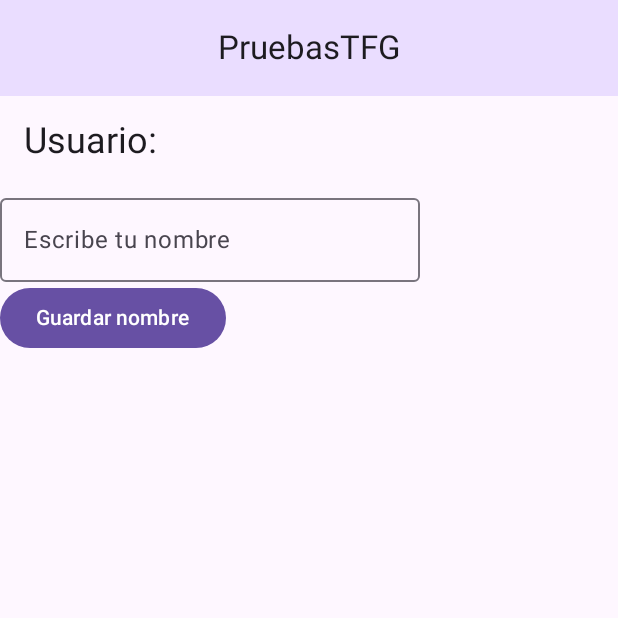
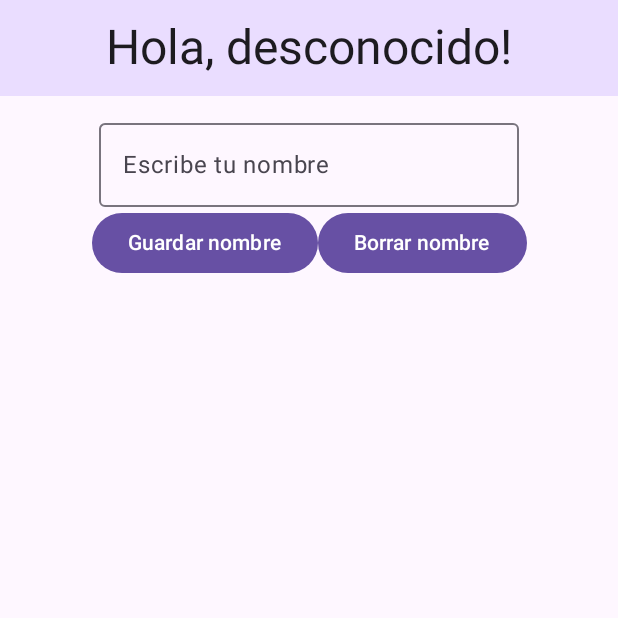
Before and after one commit to tomasincafeina/PruebasTFG, an Android app built with Jetpack Compose: the screen it shows after launch (MainActivity), after a tap on "Guardar nombre", on a phone screen of 412 x 824 dp, the top half of it. Run offline under Robolectric (Android 15) with nearby library versions, the phone set to English and light mode, and no system bars.

Commit message:
Validacion de datos en el userName

```diff
--- a/app/src/main/java/com/example/pruebastfg/ui/AppMainScreen.kt
+++ b/app/src/main/java/com/example/pruebastfg/ui/AppMainScreen.kt
@@ -1,10 +1,12 @@
 package com.example.pruebastfg.ui
 
+import android.view.View
 import androidx.compose.foundation.Image
 import androidx.compose.foundation.clickable
 import androidx.compose.foundation.layout.Arrangement
 import androidx.compose.foundation.layout.Column
 import androidx.compose.foundation.layout.PaddingValues
+import androidx.compose.foundation.layout.Row
 import androidx.compose.foundation.layout.Spacer
 import androidx.compose.foundation.layout.aspectRatio
 import androidx.compose.foundation.layout.fillMaxSize
@@ -31,11 +33,9 @@ import androidx.compose.ui.Modifier
 import androidx.compose.ui.graphics.asImageBitmap
 import androidx.compose.ui.layout.ContentScale
 import androidx.compose.ui.platform.LocalContext
-import androidx.compose.ui.res.stringResource
 import androidx.compose.ui.text.style.TextAlign
 import androidx.compose.ui.unit.dp
 import androidx.compose.ui.unit.sp
-import com.example.pruebastfg.R
 import com.example.pruebastfg.ui.models.AppModel
 import androidx.lifecycle.viewmodel.compose.viewModel
 import androidx.compose.material3.Button
@@ -43,21 +43,19 @@ import androidx.compose.runtime.collectAsState
 import androidx.lifecycle.viewModelScope
 import com.example.pruebastfg.ui.data.storage.AppViewModelFactory
 import com.example.pruebastfg.ui.data.storage.PreferencesRepository
-import kotlinx.coroutines.coroutineScope
 import kotlinx.coroutines.launch
-import kotlinx.coroutines.newCoroutineContext
-import kotlin.coroutines.coroutineContext
 
 @OptIn(ExperimentalMaterial3Api::class)
 @Composable
 fun AppTopBar(
+    userName: String
 ) {
     CenterAlignedTopAppBar(
         // Usamos CenterAlignedTopAppBar para centrar el título correctamente
         title = {
             Text(
-                text = stringResource(R.string.app_name),
-                style = MaterialTheme.typography.titleLarge
+                text = "Hola, $userName!",
+                style = MaterialTheme.typography.headlineLarge
             )
         },
         colors = TopAppBarDefaults.centerAlignedTopAppBarColors(
@@ -80,7 +78,7 @@ fun MainScreen(
     val apps = viewModel.getInstalledApps(LocalContext.current)
 
     Scaffold(
-        topBar = { AppTopBar() }
+        topBar = { AppTopBar("$userName") }
     ) { innerPadding ->
         Column(
             modifier = Modifier
@@ -89,24 +87,32 @@ fun MainScreen(
         ) {
 
             // Aquí puedes agregar otros composables, como un título, botones, etc.
-            Text(
-                text = "Usuario: $userName",
-                fontSize = 24.sp,
-                modifier = Modifier.padding(16.dp)
-            )
+//            Text(
+//                text = "Usuario: $userName",
+//                fontSize = 24.sp,
+//                modifier = Modifier.padding(16.dp)
+//            )
             // Input para escribir el nombre
             NameInput(
                 userName = uiState.userName,
                 onNameChange = { viewModel.updateUserName(it) },
-                btnOnClick = {
+                btnSaveOnClick = {
                     viewModel.viewModelScope.launch {
-                        repository.saveUserName(uiState.userName) // Guarda el nombre correctamente
+                        repository.saveUserName(
+                            uiState.userName,
+                            context
+                        ) // Guarda el nombre correctamente
                     }
 //                    viewModelScope.launch:
 //                    viewModelScope is a CoroutineScope tied to the ViewModel.
 //                    It automatically cancels any running coroutines when the ViewModel is cleared
 //                    (e.g., when the Activity/Fragment is destroyed).
 //                    launch is used to start a new coroutine for non-blocking tasks.
+                },
+                btnClearOnClick = {
+                    viewModel.viewModelScope.launch {
+                        repository.clearUserName() // Borra el nombre correctamente
+                    }
                 }
             )
 
@@ -118,18 +124,37 @@ fun MainScreen(
 }
 
 @Composable
-fun NameInput(userName: String, onNameChange: (String) -> Unit, btnOnClick: () -> Unit = {}) {
+fun NameInput(
+    userName: String,
+    onNameChange: (String) -> Unit,
+    btnSaveOnClick: () -> Unit = {},
+    btnClearOnClick: () -> Unit = {}
+) {
 
-    Column {
+    Column(
+        verticalArrangement = Arrangement.Center,
+        horizontalAlignment = Alignment.CenterHorizontally,
+        modifier = Modifier
+            .fillMaxWidth()
+            .padding(10.dp)
+    ) {
         OutlinedTextField(
             value = userName,
             onValueChange = { onNameChange(it) },
             label = { Text("Escribe tu nombre") }
         )
-        Button(
-            onClick = btnOnClick
-        ) {
-            Text("Guardar nombre")
+
+        Row {
+            Button(
+                onClick = btnSaveOnClick
+            ) {
+                Text("Guardar nombre")
+            }
+            Button(
+                onClick = btnClearOnClick
+            ) {
+                Text("Borrar nombre")
+            }
         }
     }
 }
--- a/app/src/main/java/com/example/pruebastfg/ui/data/storage/PreferencesRepository.kt
+++ b/app/src/main/java/com/example/pruebastfg/ui/data/storage/PreferencesRepository.kt
@@ -1,6 +1,8 @@
 package com.example.pruebastfg.ui.data.storage
 
+import android.app.AlertDialog
 import android.content.Context
+import android.widget.Toast
 import androidx.datastore.preferences.core.edit
 import androidx.datastore.preferences.core.stringPreferencesKey
 import androidx.datastore.preferences.preferencesDataStore
@@ -14,20 +16,43 @@ class PreferencesRepository(context: Context) {
     private val dataStore = context.dataStore
 
     companion object {
-        private val USER_NAME_KEY = stringPreferencesKey("user_name")
+        // Use a more descriptive name for the key and make it a constant
+        val USER_NAME_KEY = androidx.datastore.preferences.core.stringPreferencesKey("user_name")
     }
 
-    // Guardar el nombre de usuario
-    suspend fun saveUserName(userName: String) {
-        dataStore.edit { preferences ->
-            preferences[USER_NAME_KEY] = userName
+    /**
+     * Saves the user's name to DataStore.
+     *
+     * @param userName The user's name to save.
+     */
+    suspend fun saveUserName(userName: String, context: Context) {
+        // Use DataStore's edit function for atomic updates.
+        if (userName.isBlank()) {
+            Toast.makeText(context, "El nombre de usuario no puede estar en blanco", Toast.LENGTH_SHORT).show()
+        }else{
+            dataStore.edit { preferences ->
+                preferences[USER_NAME_KEY] = userName
+            }
         }
     }
 
-    // Obtener el nombre de usuario
+    /**
+     * Retrieves the user's name from DataStore.
+     *
+     * @return A Flow emitting the user's name, or null if not found.
+     */
     fun getUserName(): Flow<String?> {
         return dataStore.data.map { preferences ->
-            preferences[USER_NAME_KEY]
+            preferences[USER_NAME_KEY] ?: "desconocido"
+        }
+    }
+
+    /**
+     * Clears the user's name from DataStore.
+     */
+    suspend fun clearUserName() {
+        dataStore.edit { preferences ->
+            preferences.remove(USER_NAME_KEY)
         }
     }
 }
```
Also changed, not shown: app/src/main/java/com/example/pruebastfg/ui/AppViewModel.kt (+0 -9 lines).
